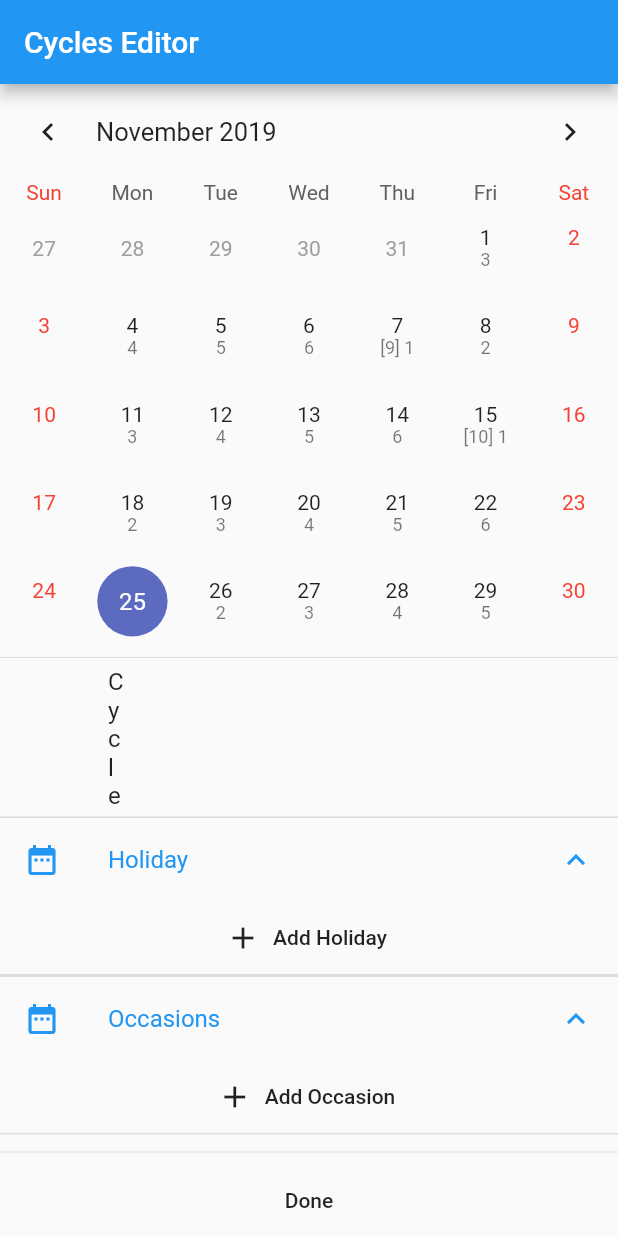
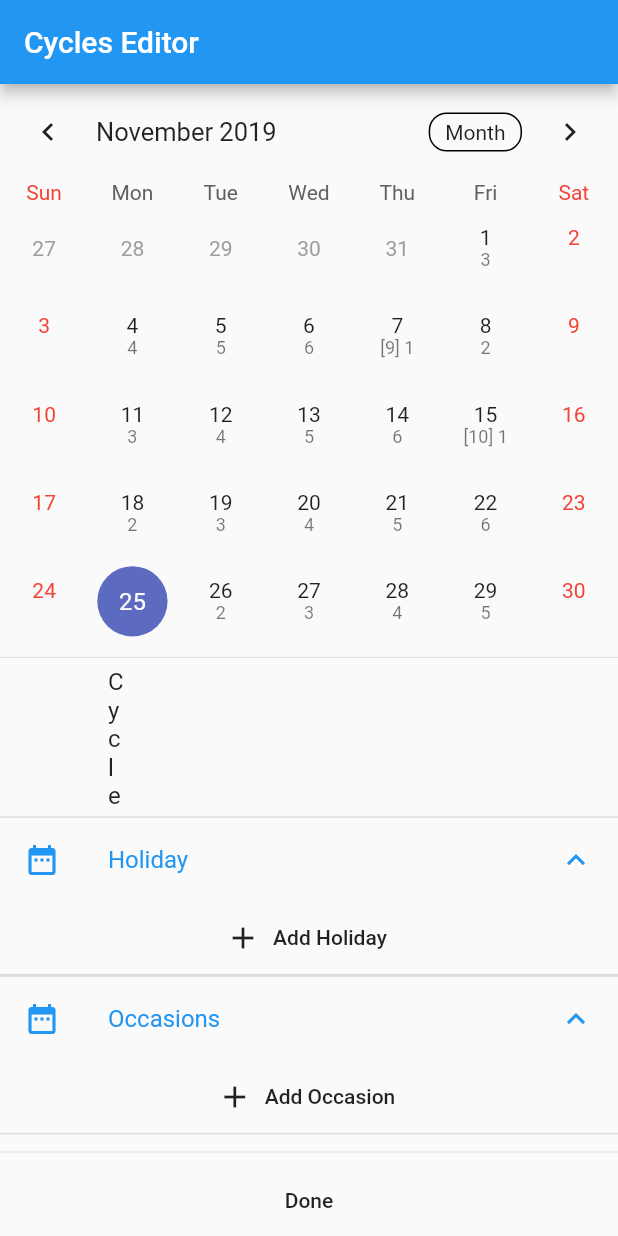
Before and after one commit to KeroppiMomo/Schooler, a Flutter app: the screen it shows after launch, scrolled down 576 dp, on a phone screen of 412 x 824 dp. Run offline on Flutter 3.47's test engine with Material 2 defaults, Android fonts, the phone set to English and light mode, and no system bars; drawn by our look-alikes of table_calendar; missing offline and left inert: spinner_input.

Commit message:
Refractor all Constants to Resources, Allow `TableCalendar` to Change Format
Additionally some renames and refractor the `Uuid.v1()` for the
`Event` ID to `Event.generateID()`.

```diff
--- a/lib/lib/cycle_config.dart
+++ b/lib/lib/cycle_config.dart
@@ -1,3 +1,5 @@
+import 'package:uuid/uuid.dart';
+
 /// The information in a calendar for a day. Used in the key of the `Map` in `CycleConfig.getCalendar`.
 enum DayInfoType {
   /// Indicate whether the day is the start of school year. Value should be of type `bool`.
@@ -38,6 +40,8 @@ class Event {
     this.endDate,
     this.skipDay,
   });
+
+  static String generateID() => Uuid().v1();
 }
 
 class CycleConfig {
--- a/lib/ui/cycles_editor.dart
+++ b/lib/ui/cycles_editor.dart
@@ -53,16 +53,7 @@ class CyclesEditorScreenState extends State<CyclesEditorScreen> {
     super.initState();
 
     _calendarController = CalendarController();
-    // Default value for `_cycleConfig`
-    _cycleConfig = CycleConfig(
-      startSchoolYear: DateTime.utc(2019, 9, 2),
-      endSchoolYear: DateTime.utc(2020, 7, 15),
-      noOfDaysInCycle: 6,
-      isSaturdayHoliday: true,
-      isSundayHoliday: true,
-      holidays: [],
-      occasions: [],
-    );
+    _cycleConfig = _R.defaultCycleConfig;
     _curCalendarInfo = _cycleConfig.getCalendar();
   }
 
@@ -79,7 +70,7 @@ class CyclesEditorScreenState extends State<CyclesEditorScreen> {
 
     // `AnimatedSwitcher` provides a fade transition when the `child` property is changed.
     return AnimatedSwitcher(
-      duration: Duration(milliseconds: 250),
+      duration: _R.fadeDuration,
       child: _currentView,
     );
   }
@@ -110,25 +101,21 @@ class CyclesEditorScreenState extends State<CyclesEditorScreen> {
                 Spacer(),
                 Text(
                   dateTime.day.toString(),
-                  style: Theme.of(context)
-                      .textTheme
-                      .body1
-                      .copyWith(color: Colors.red)
-                      .copyWith(
-                          decoration:
-                              calendarInfo[DayInfoType.occasions] == null
-                                  ? null
-                                  : TextDecoration.underline),
+                  style: _R.getCalendarDayTextTheme(context).copyWith(
+                        color: _R.calendarHolidayColor,
+                        decoration: calendarInfo[DayInfoType.occasions] == null
+                            ? null
+                            : TextDecoration.underline,
+                      ),
                 ),
                 Text(
                   calendarInfo[DayInfoType.holidays].toString(),
                   maxLines: 1,
                   overflow: TextOverflow.ellipsis,
                   textAlign: TextAlign.center,
-                  style: Theme.of(context)
-                      .textTheme
-                      .caption
-                      .copyWith(color: Colors.red),
+                  style: _R
+                      .getCalendarDayInfoTextTheme(context)
+                      .copyWith(color: _R.calendarHolidayColor),
                 ),
                 Spacer(),
               ],
@@ -139,23 +126,20 @@ class CyclesEditorScreenState extends State<CyclesEditorScreen> {
                 Spacer(),
                 Text(
                   dateTime.day.toString(),
-                  style: Theme.of(context)
-                      .textTheme
-                      .body1
-                      .copyWith(color: Colors.red)
-                      .copyWith(
-                          decoration:
-                              calendarInfo[DayInfoType.occasions] == null
-                                  ? null
-                                  : TextDecoration.underline),
+                  style: _R.getCalendarDayTextTheme(context).copyWith(
+                        color: _R.calendarHolidayColor,
+                        decoration: calendarInfo[DayInfoType.occasions] == null
+                            ? null
+                            : TextDecoration.underline,
+                      ),
                 ),
                 Text(
                   (calendarInfo[DayInfoType.occasions] ?? '').toString(),
                   maxLines: 1,
                   overflow: TextOverflow.ellipsis,
                   textAlign: TextAlign.center,
-                  style:
-                      changeColorIfOutside(Theme.of(context).textTheme.caption),
+                  style: changeColorIfOutside(
+                      _R.getCalendarDayInfoTextTheme(context)),
                 ),
                 Spacer(),
               ],
@@ -167,7 +151,7 @@ class CyclesEditorScreenState extends State<CyclesEditorScreen> {
               Spacer(),
               Text(
                 dateTime.day.toString(),
-                style: changeColorIfOutside(Theme.of(context).textTheme.body1)
+                style: changeColorIfOutside(_R.getCalendarDayTextTheme(context))
                     .copyWith(decoration: TextDecoration.underline),
               ),
               Text(
@@ -175,8 +159,8 @@ class CyclesEditorScreenState extends State<CyclesEditorScreen> {
                 maxLines: 1,
                 overflow: TextOverflow.ellipsis,
                 textAlign: TextAlign.center,
-                style:
-                    changeColorIfOutside(Theme.of(context).textTheme.caption),
+                style: changeColorIfOutside(
+                    _R.getCalendarDayInfoTextTheme(context)),
               ),
               Spacer(),
             ],
@@ -190,10 +174,13 @@ class CyclesEditorScreenState extends State<CyclesEditorScreen> {
                 style: changeColorIfOutside(Theme.of(context).textTheme.body1),
               ),
               Text(
-                (calendarInfo[DayInfoType.cycleDay] == '1' ? '[${calendarInfo[DayInfoType.cycle]}] ' : '') + (calendarInfo[DayInfoType.cycleDay] ?? '').toString(),
+                (calendarInfo[DayInfoType.cycleDay] == '1'
+                        ? '[${calendarInfo[DayInfoType.cycle]}] '
+                        : '') +
+                    (calendarInfo[DayInfoType.cycleDay] ?? '').toString(),
                 textAlign: TextAlign.center,
-                style:
-                    changeColorIfOutside(Theme.of(context).textTheme.caption),
+                style: changeColorIfOutside(
+                    _R.getCalendarDayInfoTextTheme(context)),
               ),
               Spacer(),
             ],
@@ -209,8 +196,8 @@ class CyclesEditorScreenState extends State<CyclesEditorScreen> {
             Container(
               decoration: BoxDecoration(
                 color: calendarInfo[DayInfoType.startSchoolYear] == true
-                    ? Color(0xFFB5F0A5)
-                    : Color(0xFFF0A5A5),
+                    ? _R.calendarStartColor
+                    : _R.calendarEndColor,
                 shape: BoxShape.circle,
               ),
             ),
@@ -224,9 +211,13 @@ class CyclesEditorScreenState extends State<CyclesEditorScreen> {
 
     return TableCalendar(
       initialSelectedDay: _calendarController.focusedDay,
+      initialCalendarFormat: CalendarFormat.month,
       availableCalendarFormats: {
-        CalendarFormat.month: 'Month'
-      }, // The format option will be not shown
+        // There is a bug in the package
+        CalendarFormat.month: 'Week',
+        CalendarFormat.twoWeeks: 'Month',
+        CalendarFormat.week: '2 Weeks',
+      },
       calendarController: _calendarController,
       builders: CalendarBuilders(
         dayBuilder: (BuildContext context, DateTime dateTime, List events) =>
@@ -249,7 +240,7 @@ class CyclesEditorScreenState extends State<CyclesEditorScreen> {
     return Scaffold(
       key: UniqueKey(),
       appBar: AppBar(
-        title: Text('Cycles Editor'),
+        title: Text(_R.appBarTitle),
       ),
       body: SafeArea(
         child: Column(
@@ -260,7 +251,7 @@ class CyclesEditorScreenState extends State<CyclesEditorScreen> {
             Expanded(child: _buildOptions()),
             Divider(),
             FlatButton(
-              child: Text('Done'),
+              child: Text(_R.doneButtonText),
               onPressed: () {},
             ),
           ],
@@ -281,10 +272,10 @@ class CyclesEditorScreenState extends State<CyclesEditorScreen> {
       @required bool Function(DateTime) onSelected,
     }) {
       return ListTile(
-        leading: Icon(Icons.date_range),
+        leading: Icon(_R.dateOptionIcon),
         title: Text(name),
-        subtitle: Text(_R.detailDateFormat.format(dateTime)),
-        trailing: Icon(Icons.edit),
+        subtitle: Text(_R.dateOptionDateFormat.format(dateTime)),
+        trailing: Icon(_R.dateOptionEditIcon),
         onTap: () {
           setState(() {
             _currentView = _buildSelectionView(name, dateTime, onSelected);
@@ -360,10 +351,10 @@ class CyclesEditorScreenState extends State<CyclesEditorScreen> {
       @required void Function(String) onChanged,
     }) {
       return ListTile(
-        leading: Icon(Icons.text_fields),
+        leading: Icon(_R.textOptionIcon),
         title: Text(name),
         subtitle: Text(value),
-        trailing: Icon(Icons.edit),
+        trailing: Icon(_R.textOptionEditIcon),
         onTap: () {
           Navigator.of(context).push(MaterialPageRoute(
             builder: (context) => EditTextScreen(
@@ -401,7 +392,7 @@ class CyclesEditorScreenState extends State<CyclesEditorScreen> {
               onEventIDExpansionChanged,
     }) {
       return ExpansionTile(
-        leading: Icon(Icons.date_range),
+        leading: Icon(_R.eventTitleIcon),
         title: Text(name),
         initiallyExpanded: isTitleExpanded,
         onExpansionChanged: onTitleExpansionChanged,
@@ -411,13 +402,13 @@ class CyclesEditorScreenState extends State<CyclesEditorScreen> {
               title: Text(event.startDate == event.endDate
                   ? '${event.name} (${_R.eventTitleDateFormat.format(event.startDate)})'
                   : '${event.name} (${_R.eventTitleDateFormat.format(event.startDate)} – ${_R.eventTitleDateFormat.format(event.endDate)})'),
-              leading: Icon(Icons.event),
+              leading: Icon(_R.eventIcon),
               trailing: Row(
                 mainAxisSize: MainAxisSize.min,
                 children: <Widget>[
-                  Icon(Icons.edit),
+                  Icon(_R.eventEditIcon),
                   IconButton(
-                    icon: Icon(Icons.delete),
+                    icon: Icon(_R.eventDeleteIcon),
                     onPressed: () {
                       setState(() {
                         onEventDeleted(event);
@@ -433,14 +424,14 @@ class CyclesEditorScreenState extends State<CyclesEditorScreen> {
                   onEventIDExpansionChanged(event.id, isExpanded),
               children: <Widget>[
                 buildTextOption(
-                  name: "Name",
+                  name: _R.eventNameText,
                   value: event.name,
                   onChanged: (changed) {
                     event.name = changed;
                   },
                 ),
                 buildDateOption(
-                  name: "From",
+                  name: _R.eventStartText,
                   dateTime: event.startDate,
                   onSelected: (selected) {
                     if (!selected.isBefore(_cycleConfig.startSchoolYear) &&
@@ -453,7 +444,7 @@ class CyclesEditorScreenState extends State<CyclesEditorScreen> {
                   },
                 ),
                 buildDateOption(
-                  name: "To",
+                  name: _R.eventEndText,
                   dateTime: event.endDate,
                   onSelected: (selected) {
                     if (!selected.isAfter(_cycleConfig.endSchoolYear) &&
@@ -466,7 +457,7 @@ class CyclesEditorScreenState extends State<CyclesEditorScreen> {
                   },
                 ),
                 buildCheckboxOption(
-                  name: "Skip Day",
+                  name: _R.eventSkipDayText,
                   value: event.skipDay,
                   onChanged: (changed) => event.skipDay = changed,
                 ),
@@ -474,7 +465,7 @@ class CyclesEditorScreenState extends State<CyclesEditorScreen> {
             ),
           ),
           FlatButton.icon(
-            icon: Icon(Icons.add),
+            icon: Icon(_R.addEventIcon),
             label: Text(addNewText),
             onPressed: () {
               setState(() {
@@ -509,7 +500,7 @@ class CyclesEditorScreenState extends State<CyclesEditorScreen> {
 
     return ListView(controller: scrollController, children: <Widget>[
       buildDateOption(
-        name: 'Start of School Year',
+        name: _R.startSchoolYearOptionText,
         dateTime: _cycleConfig.startSchoolYear,
         onSelected: (selected) {
           if (selected.isBefore(_cycleConfig.endSchoolYear)) {
@@ -521,7 +512,7 @@ class CyclesEditorScreenState extends State<CyclesEditorScreen> {
         },
       ),
       buildDateOption(
-        name: 'End of School Year',
+        name: _R.endSchoolYearOptionText,
         dateTime: _cycleConfig.endSchoolYear,
         onSelected: (selected) {
           if (selected.isAfter(_cycleConfig.startSchoolYear)) {
@@ -533,35 +524,35 @@ class CyclesEditorScreenState extends State<CyclesEditorScreen> {
         },
       ),
       buildCheckboxOption(
-        name: 'Is Saturday Holiday',
+        name: _R.saturdayHolidayOptionText,
         value: _cycleConfig.isSaturdayHoliday,
         onChanged: (value) {
           _cycleConfig.isSaturdayHoliday = value;
         },
       ),
       buildCheckboxOption(
-        name: 'Is Sunday Holiday',
+        name: _R.sundayHolidayOptionText,
         value: _cycleConfig.isSundayHoliday,
         onChanged: (value) {
           _cycleConfig.isSundayHoliday = value;
         },
       ),
       buildSpinnerOption(
-        name: 'Number of Days in a Cycle',
+        name: _R.noOfDaysInCycleOptionText,
         value: _cycleConfig.noOfDaysInCycle,
         onChanged: (value) {
           _cycleConfig.noOfDaysInCycle = value;
         },
       ),
       buildEventsOption(
-        name: "Holiday",
+        name: _R.holidaysOptionText,
         events: _cycleConfig.holidays,
-        addNewText: "Add Holiday",
+        addNewText: _R.addHolidayText,
         onAddNewPressed: (eventDate) {
           _cycleConfig.holidays.add(Event(
-            id: Uuid().v1(),
-            name: "New Holiday",
-            skipDay: true,
+            id: Event.generateID(),
+            name: _R.newHolidayName,
+            skipDay: _R.newHolidaySkipDay,
             startDate: eventDate,
             endDate: eventDate,
           ));
@@ -583,14 +574,14 @@ class CyclesEditorScreenState extends State<CyclesEditorScreen> {
         },
       ),
       buildEventsOption(
-        name: "Occasions",
+        name: _R.occasionsOptionText,
         events: _cycleConfig.occasions,
-        addNewText: "Add Occasion",
+        addNewText: _R.addOccasionText,
         onAddNewPressed: (eventDate) {
           _cycleConfig.occasions.add(Event(
-            id: Uuid().v1(),
-            name: "New Occasion",
-            skipDay: false,
+            id: Event.generateID(),
+            name: _R.newOccasionName,
+            skipDay: _R.newOccasionSkipDay,
             startDate: eventDate,
             endDate: eventDate,
           ));
@@ -623,9 +614,9 @@ class CyclesEditorScreenState extends State<CyclesEditorScreen> {
     return Scaffold(
       key: UniqueKey(),
       appBar: AppBar(
-        title: Text('Cycles Editor'),
+        title: Text(_R.appBarTitle),
         leading: IconButton(
-          icon: Icon(Icons.close),
+          icon: Icon(_R.selectionCloseIcon),
           onPressed: _closeSelection,
         ),
       ),
@@ -644,16 +635,16 @@ class CyclesEditorScreenState extends State<CyclesEditorScreen> {
             Divider(),
             Expanded(
               child: Padding(
-                padding: const EdgeInsets.all(16.0),
+                padding: _R.selectionMessagePadding,
                 child: Text(
-                  'Select "$fieldName" on the calendar.',
+                  _R.getSelectionMessage(fieldName),
                   textAlign: TextAlign.center,
                 ),
               ),
             ),
             Divider(),
             FlatButton(
-              child: Text('Cancel'),
+              child: Text(_R.selectionCancelText),
               onPressed: _closeSelection,
             ),
           ],
```
Also changed, not shown: lib/res/resources.dart (+64 -3 lines), lib/ui/edit_text_screen.dart (+13 -13 lines).
